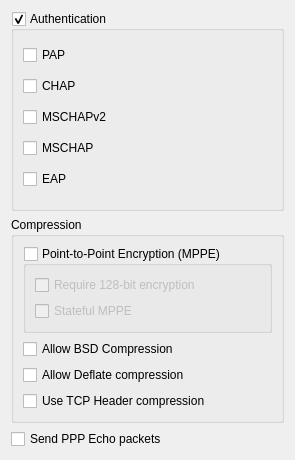
Qt form libs/ui/ppp.ui (KDE/networkmanagement) before a commit.
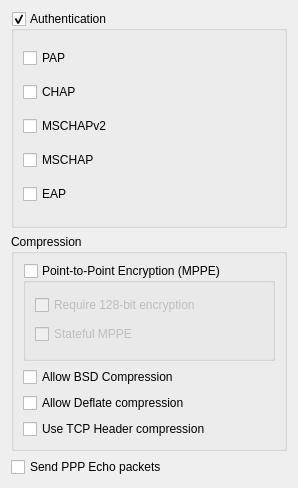
The same form after that commit.

```diff
--- a/libs/ui/ppp.ui
+++ b/libs/ui/ppp.ui
@@ -5,8 +5,8 @@
    <rect>
     <x>0</x>
     <y>0</y>
-    <width>295</width>
-    <height>460</height>
+    <width>298</width>
+    <height>488</height>
    </rect>
   </property>
   <property name="windowTitle" >
```
Left out of the diff: 2 changed lines with no effect on the pictures.
